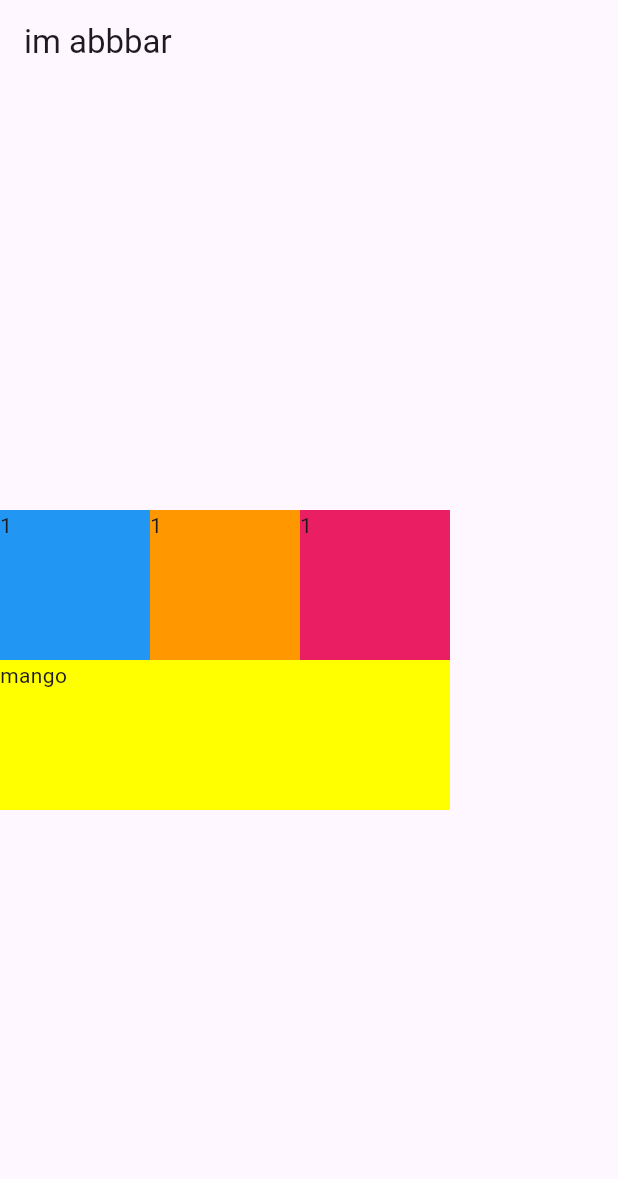
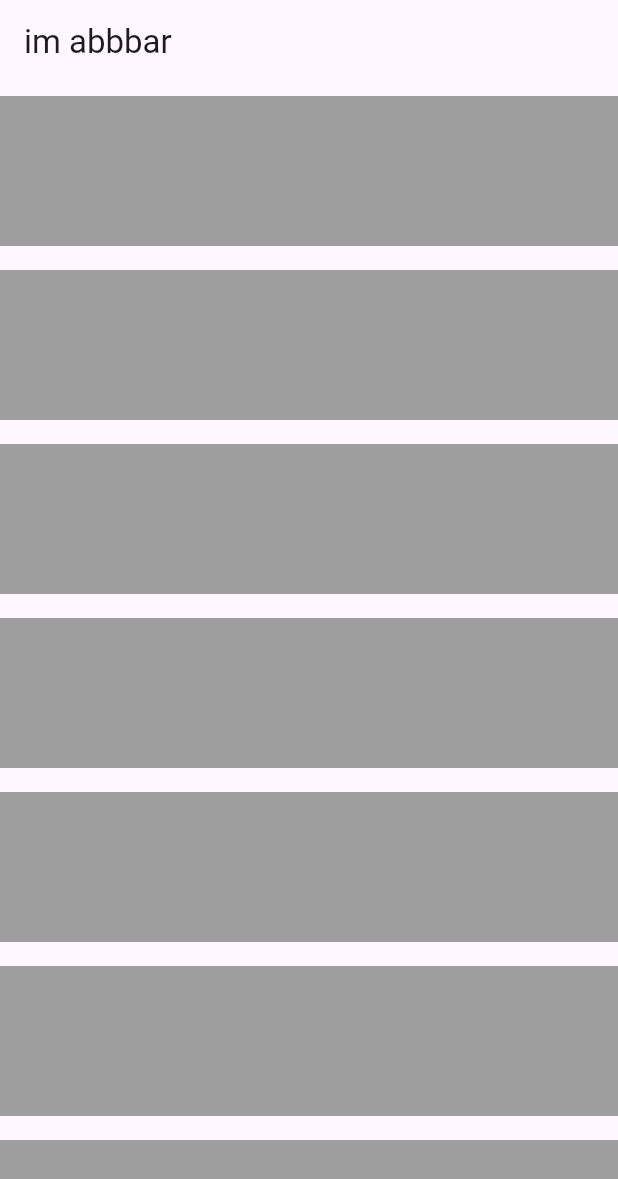
Before and after one commit to yeomdogyeong/hello_Flutter, a Flutter app: the screen it shows after launch, on a phone screen of 412 x 824 dp. Shown: the top 1179 px of the screen. Run offline on Flutter 3.47's test engine with Material 3 defaults, Android fonts, the phone set to English and light mode, and no system bars; our stand-ins replace dio, google_mobile_ads, shared_preferences, webview_flutter.

Commit message:
[layout]singleChildScrollView

```diff
--- a/test_application/lib/main.dart
+++ b/test_application/lib/main.dart
@@ -18,40 +18,52 @@ class customContainer extends StatelessWidget {
 
   @override
   Widget build(BuildContext context) {
-    return Container(
+    return SingleChildScrollView(
       child: Column(
         mainAxisAlignment: MainAxisAlignment.center,
         crossAxisAlignment: CrossAxisAlignment.end,
         children: [
-          Row(
-            mainAxisSize: MainAxisSize.min,
-            mainAxisAlignment: MainAxisAlignment.start,
-            children: [
           Container(
-                color: Colors.blue,
-                width: 100,
+            width: double.infinity,
             height: 100,
-                child: Text('1'),
+            color: Colors.grey,
+            margin: EdgeInsets.symmetric(vertical: 8),
           ),
           Container(
-                color: Colors.orange,
-                width: 100,
+            width: double.infinity,
             height: 100,
-                child: Text('1'),
+            color: Colors.grey,
+            margin: EdgeInsets.symmetric(vertical: 8),
           ),
           Container(
-                color: Colors.pink,
-                width: 100,
+            width: double.infinity,
             height: 100,
-                child: Text('1'),
-              ),
-            ],
+            color: Colors.grey,
+            margin: EdgeInsets.symmetric(vertical: 8),
           ),
           Container(
+            width: double.infinity,
             height: 100,
-            width: 300,
-            child: Text('mango'),
-            color: Colors.yellowAccent,
+            color: Colors.grey,
+            margin: EdgeInsets.symmetric(vertical: 8),
+          ),
+          Container(
+            width: double.infinity,
+            height: 100,
+            color: Colors.grey,
+            margin: EdgeInsets.symmetric(vertical: 8),
+          ),
+          Container(
+            width: double.infinity,
+            height: 100,
+            color: Colors.grey,
+            margin: EdgeInsets.symmetric(vertical: 8),
+          ),
+          Container(
+            width: double.infinity,
+            height: 100,
+            color: Colors.grey,
+            margin: EdgeInsets.symmetric(vertical: 8),
           ),
         ],
       ),
```
Lines whose indentation alone changed are shown as unchanged.
